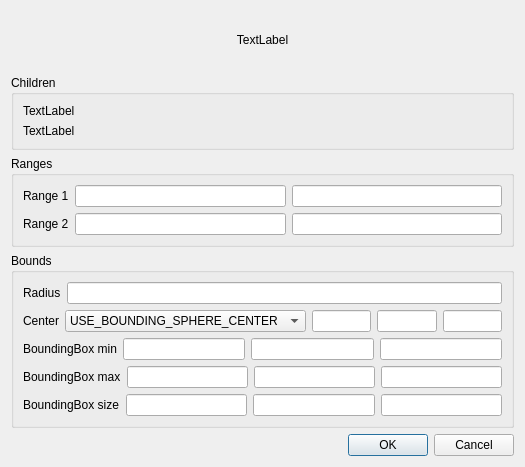
Before: the Qt Designer form src/QosgSceneEdit/UI/pagedlod_editor.ui in oliviertournaire/QosgSceneEdit, drawn with Qt 5.
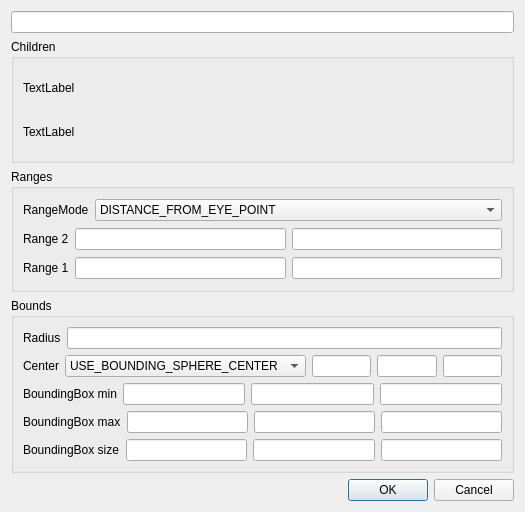
After: the same form once the commit is applied. Icons and pictures are not drawn.

Commit message: some updates to handle pagedlod editor and group editor

```diff
--- a/src/QosgSceneEdit/UI/pagedlod_editor.ui
+++ b/src/QosgSceneEdit/UI/pagedlod_editor.ui
@@ -7,7 +7,7 @@
     <x>0</x>
     <y>0</y>
     <width>525</width>
-    <height>467</height>
+    <height>512</height>
    </rect>
   </property>
   <property name="windowTitle">
@@ -19,10 +19,7 @@
   </property>
   <layout class="QVBoxLayout" name="verticalLayout">
    <item>
-    <widget class="QLabel" name="_label_name">
-     <property name="text">
-      <string>TextLabel</string>
-     </property>
+    <widget class="QLineEdit" name="_lineedit_name">
      <property name="alignment">
       <set>Qt::AlignCenter</set>
      </property>
@@ -58,19 +55,33 @@
      </property>
      <layout class="QVBoxLayout" name="verticalLayout_2">
       <item>
-       <layout class="QHBoxLayout" name="horizontalLayout">
+       <layout class="QHBoxLayout" name="horizontalLayout_8">
         <item>
-         <widget class="QLabel" name="label">
+         <widget class="QLabel" name="label_8">
+          <property name="sizePolicy">
+           <sizepolicy hsizetype="Fixed" vsizetype="Preferred">
+            <horstretch>0</horstretch>
+            <verstretch>0</verstretch>
+           </sizepolicy>
+          </property>
           <property name="text">
-           <string>Range 1</string>
+           <string>RangeMode</string>
           </property>
          </widget>
         </item>
         <item>
-         <widget class="QLineEdit" name="_lineedit_rangemin1"/>
-        </item>
-        <item>
-         <widget class="QLineEdit" name="_lineedit_rangemax1"/>
+         <widget class="QComboBox" name="_combobox_rangemode">
+          <item>
+           <property name="text">
+            <string>DISTANCE_FROM_EYE_POINT</string>
+           </property>
+          </item>
+          <item>
+           <property name="text">
+            <string>PIXEL_SIZE_ON_SCREEN </string>
+           </property>
+          </item>
+         </widget>
         </item>
        </layout>
       </item>
@@ -91,6 +102,23 @@
         </item>
        </layout>
       </item>
+      <item>
+       <layout class="QHBoxLayout" name="horizontalLayout">
+        <item>
+         <widget class="QLabel" name="label">
+          <property name="text">
+           <string>Range 1</string>
+          </property>
+         </widget>
+        </item>
+        <item>
+         <widget class="QLineEdit" name="_lineedit_rangemin1"/>
+        </item>
+        <item>
+         <widget class="QLineEdit" name="_lineedit_rangemax1"/>
+        </item>
+       </layout>
+      </item>
      </layout>
     </widget>
    </item>
```
The commit also changes 7 other files.
